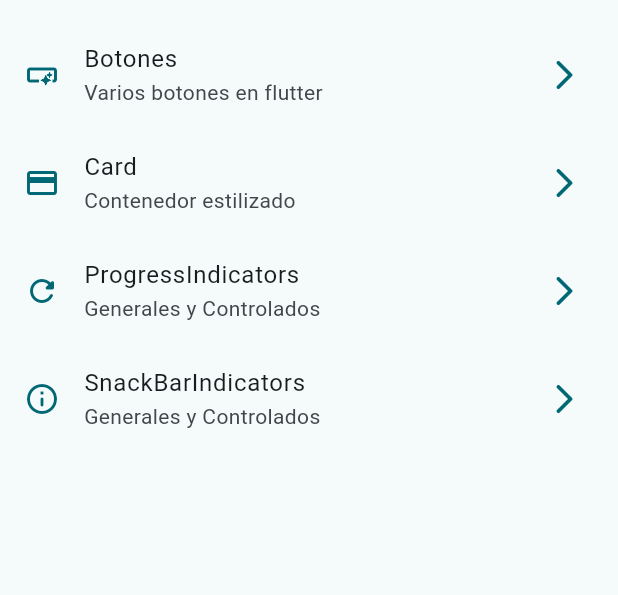
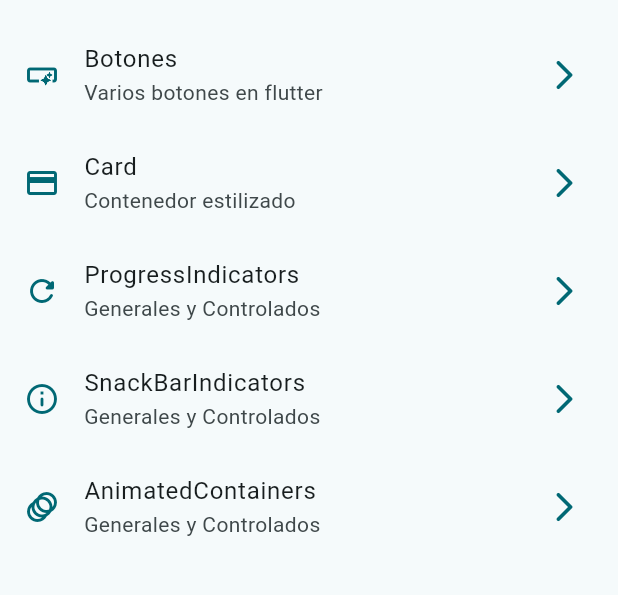
Before and after one commit to andresriscanevo/01bases, a Flutter app: the screen it shows after launch, on a phone screen of 412 x 824 dp, the part 63-658 px from its top. Run offline on Flutter 3.47's test engine with Material 2 defaults, Android fonts, the phone set to English and light mode, and no system bars; our stand-ins replace go_router.

Commit message:
animated Container

```diff
--- a/lib/config/menu/menu_items.dart
+++ b/lib/config/menu/menu_items.dart
@@ -39,4 +39,10 @@ const appMenuItem = <MenuItem>[
     link: '/snackbar',
     icon: Icons.info_outline_rounded,
   ),
+  MenuItem(
+    title: 'AnimatedContainers',
+    subtitle: 'Generales y Controlados',
+    link: '/animatedcontainer',
+    icon: Icons.animation_rounded,
+  ),
 ];
--- a/lib/config/router/approuter.dart
+++ b/lib/config/router/approuter.dart
@@ -30,5 +30,10 @@ final appRouter = GoRouter(
       name: SnackBarScreen.name,
       builder: (context, state) => const SnackBarScreen(),
     ),
+    GoRoute(
+      path: '/animatedcontainer',
+      name: AnimatedScreen.name,
+      builder: (context, state) => const AnimatedScreen(),
+    ),
   ],
 );
```
Also changed, not shown: lib/presentation/screens/animated/animated_screen.dart (+39 -2 lines), lib/presentation/screens/snackbar/snackbar_screen.dart (+5 -5 lines).
